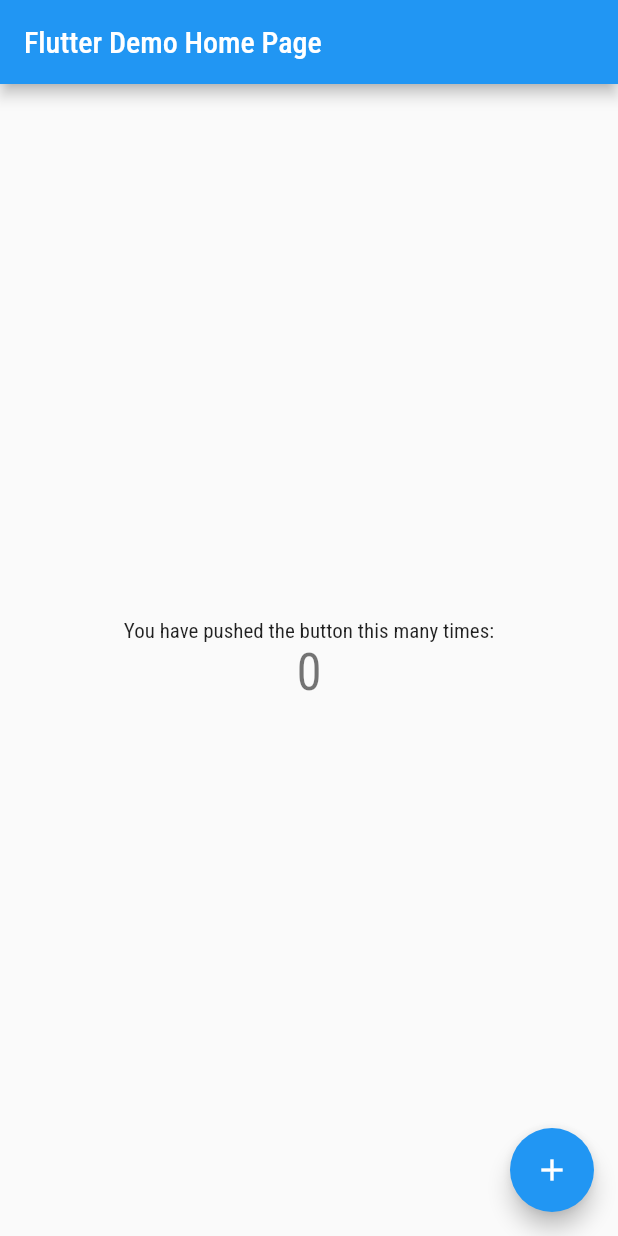
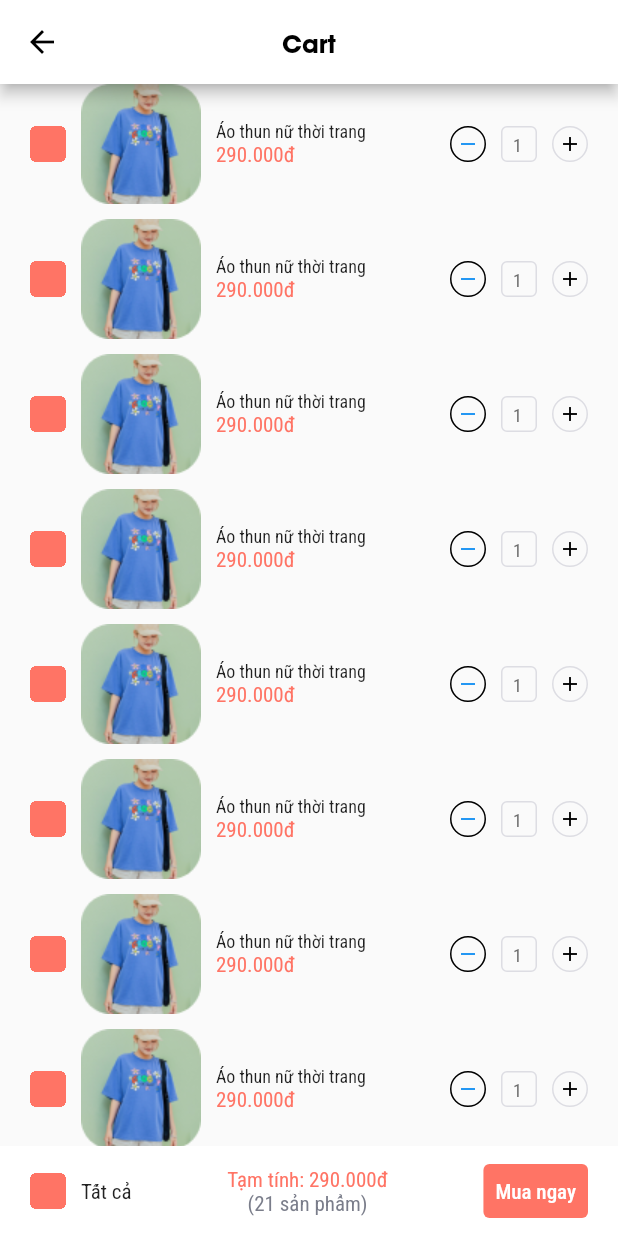
Before and after one commit to thoangson95/flutter_first, a Flutter app: the screen it shows after launch, on a phone screen of 412 x 824 dp. Run offline on Flutter 3.47's test engine with Material 2 defaults, Android fonts, the phone set to English and light mode, and no system bars; our stand-ins replace google_fonts.

Commit message:
Upload file

```diff
--- /dev/null
+++ b/lib/cart.dart
@@ -0,0 +1,291 @@
+import 'package:flutter/material.dart';
+
+class Cart extends StatefulWidget {
+  const Cart({super.key});
+
+  @override
+  State<Cart> createState() => _Cart();
+}
+
+class _Cart extends State<Cart> {
+  bool isChecked = false;
+  late TextEditingController _number = TextEditingController();
+  @override
+  void initState() {
+    super.initState();
+    _number = TextEditingController();
+    _number.text = '1';
+  }
+
+  @override
+  void dispose() {
+    _number.dispose();
+    super.dispose();
+  }
+
+  @override
+  Widget build(BuildContext context) {
+    Color mainColor = const Color(0xFFFF7465);
+    Color fade = Color(0xFFDDDDE3);
+    List items = [
+      {"name": "Áo thun nữ thời trang","pic":"asset/images/Product.png","price":"290.000đ", "amount": 1},
+      {"name": "Áo thun nữ thời trang","pic":"asset/images/Product.png","price":"290.000đ", "amount": 1},
+      {"name": "Áo thun nữ thời trang","pic":"asset/images/Product.png","price":"290.000đ", "amount": 1},
+      {"name": "Áo thun nữ thời trang","pic":"asset/images/Product.png","price":"290.000đ", "amount": 1},
+      {"name": "Áo thun nữ thời trang","pic":"asset/images/Product.png","price":"290.000đ", "amount": 1},
+      {"name": "Áo thun nữ thời trang","pic":"asset/images/Product.png","price":"290.000đ", "amount": 1},
+      {"name": "Áo thun nữ thời trang","pic":"asset/images/Product.png","price":"290.000đ", "amount": 1},
+      {"name": "Áo thun nữ thời trang","pic":"asset/images/Product.png","price":"290.000đ", "amount": 1},
+      {"name": "Áo thun nữ thời trang","pic":"asset/images/Product.png","price":"290.000đ", "amount": 1},
+      {"name": "Áo thun nữ thời trang","pic":"asset/images/Product.png","price":"290.000đ", "amount": 1},
+      {"name": "Áo thun nữ thời trang","pic":"asset/images/Product.png","price":"290.000đ", "amount": 1},
+      {"name": "Áo thun nữ thời trang","pic":"asset/images/Product.png","price":"290.000đ", "amount": 1},
+      {"name": "Áo thun nữ thời trang","pic":"asset/images/Product.png","price":"290.000đ", "amount": 1},
+      {"name": "Áo thun nữ thời trang","pic":"asset/images/Product.png","price":"290.000đ", "amount": 1},
+      {"name": "Áo thun nữ thời trang","pic":"asset/images/Product.png","price":"290.000đ", "amount": 1},
+      {"name": "Áo thun nữ thời trang","pic":"asset/images/Product.png","price":"290.000đ", "amount": 1},
+      {"name": "Áo thun nữ thời trang","pic":"asset/images/Product.png","price":"290.000đ", "amount": 1},
+      {"name": "Áo thun nữ thời trang","pic":"asset/images/Product.png","price":"290.000đ", "amount": 1},
+      {"name": "Áo thun nữ thời trang","pic":"asset/images/Product.png","price":"290.000đ", "amount": 1},
+      {"name": "Áo thun nữ thời trang","pic":"asset/images/Product.png","price":"290.000đ", "amount": 1},
+      {"name": "Áo thun nữ thời trang","pic":"asset/images/Product.png","price":"290.000đ", "amount": 1},
+    ];
+
+    return Scaffold(
+      appBar: AppBar(
+        leading: IconButton(
+          splashRadius: 0.1,
+          icon: Icon(Icons.arrow_back),
+          onPressed: () => {},
+          color: Colors.black,
+        ),
+        title: const Text(
+          'Cart',
+          style: TextStyle(
+              color: Colors.black,
+              fontFamily: 'UTM AVO',
+              fontSize: 16,
+              fontWeight: FontWeight.bold),
+        ),
+        centerTitle: true,
+        backgroundColor: Colors.white,
+      ),
+      body: Column(
+        crossAxisAlignment: CrossAxisAlignment.start,
+        children: [
+          Expanded(
+            child: SingleChildScrollView(
+              child: Column(
+                children: [
+                  for (var i in items)
+                    Padding(
+                      padding: const EdgeInsets.only(
+                          bottom: 10, left: 20, right: 20),
+                      child: Row(
+                        children: [
+                          Container(
+                            clipBehavior: Clip.hardEdge,
+                            margin: const EdgeInsets.only(right: 10),
+                            width: 24,
+                            height: 24,
+                            decoration: BoxDecoration(
+                                color: const Color(0xffEAEAEA),
+                                borderRadius: BorderRadius.circular(4)),
+                            child: Transform.scale(
+                              scale: 1.4,
+                              child: Checkbox(
+                                onChanged: (value) {
+                                  isChecked = !isChecked;
+                                  setState(() {});
+                                },
+                                value: isChecked,
+                                fillColor:
+                                    MaterialStateProperty.resolveWith((states) {
+                                  return mainColor;
+                                }),
+                                overlayColor:
+                                    MaterialStateProperty.resolveWith((states) {
+                                  return Colors.transparent;
+                                }),
+                                side: MaterialStateBorderSide.resolveWith(
+                                    (states) {
+                                  return BorderSide.none;
+                                }),
+                              ),
+                            ),
+                          ),
+                          Expanded(
+                              child: Row(
+                            children: [
+                              Image(
+                                image: AssetImage(i['pic']),
+                                width: 80,
+                                height: 80,
+                              ),
+                              const Padding(padding: EdgeInsets.only(left: 10)),
+                              Column(
+                                crossAxisAlignment: CrossAxisAlignment.start,
+                                children: [
+                                  Text(i['name'],
+                                    style: TextStyle(fontSize: 12),
+                                  ),
+                                  Text(
+                                    i['price'],
+                                    style: TextStyle(
+                                      fontSize: 14,
+                                      color: mainColor,
+                                    ),
+                                  ),
+                                ],
+                              )
+                            ],
+                          )),
+                          Row(
+                            children: [
+                              Container(
+                                width: 24,
+                                height: 24,
+                                child: TextButton(
+                                    style: ButtonStyle(
+                                      side: MaterialStateBorderSide.resolveWith((states){
+                                        if(states.contains(MaterialState.hovered)){
+                                          return BorderSide(width: 1,color: mainColor);
+                                        }
+                                        return BorderSide(width: 1);
+                                      }),
+                                      shape: MaterialStateProperty.resolveWith((states){
+                                        return RoundedRectangleBorder(
+                                          borderRadius: BorderRadius.circular(150)
+                                        );
+                                      }),
+                                      padding: MaterialStateProperty.resolveWith((states){
+                                        return EdgeInsets.all(0);
+                                      })
+                                    ),
+                                    // style: TextButton.styleFrom(
+                                    //     side: BorderSide(width: 1, color: fade),
+                                    //     padding: EdgeInsets.zero,
+                                    //     shape: RoundedRectangleBorder(
+                                    //       borderRadius:
+                                    //           BorderRadius.circular(150),
+                                    //     ),
+                                    // ),
+                                    child: Icon(Icons.remove, size: 16),
+                                    onPressed: () {},),
+                              ),
+                              const Padding(padding: EdgeInsets.only(left: 10)),
+                              Container(
+                                width: 24,
+                                height: 24,
+                                decoration: BoxDecoration(
+                                    borderRadius: BorderRadius.circular(4),
+                                    border: Border.all(width: 1, color: fade)),
+                                child: TextField(
+                                  scrollPadding: const EdgeInsets.all(0),
+                                  style: const TextStyle(
+                                      fontSize: 12, color: Color(0xFF6C6C6C)),
+                                  maxLength: 2,
+                                  textAlign: TextAlign.center,
+                                  cursorColor: Colors.black,
+                                  cursorWidth: 1,
+                                  controller: _number,
+                                  decoration: const InputDecoration(
+                                    counterText: "",
+                                    border: InputBorder.none,
+                                  ),
+                                ),
+                              ),
+                              const Padding(padding: EdgeInsets.only(left: 10)),
+                              Container(
+                                width: 24,
+                                height: 24,
+                                child: TextButton(
+                                    style: TextButton.styleFrom(
+                                        side: BorderSide(width: 1, color: fade),
+                                        padding: EdgeInsets.zero,
+                                        shape: RoundedRectangleBorder(
+                                            borderRadius:
+                                                BorderRadius.circular(150)),
+                                        iconColor: Colors.black),
+                                    child: Icon(Icons.add, size: 16),
+                                    onPressed: () {}),
+                              ),
+                            ],
+                          ),
+                        ],
+                      ),
+                    )
+                ],
+              ),
+            ),
+          ),
+          Container(
+            padding: const EdgeInsets.only(left: 20, right: 20),
+            height: 60,
+            color: Colors.white,
+            child: Row(
+              children: [
+                Row(children: [
+                  Container(
+                    margin: const EdgeInsets.only(right: 10),
+                    clipBehavior: Clip.hardEdge,
+                    width: 24,
+                    height: 24,
+                    decoration: BoxDecoration(
+                        color: const Color(0xffEAEAEA),
+                        borderRadius: BorderRadius.circular(4)),
+                    child: Transform.scale(
+                      scale: 1.4,
+                      child: Checkbox(
+                        onChanged: (value) {
+                          isChecked = !isChecked;
+                          setState(() {});
+                        },
+                        value: isChecked,
+                        fillColor: MaterialStateProperty.resolveWith((states) {
+                          return mainColor;
+                        }),
+                        overlayColor:
+                            MaterialStateProperty.resolveWith((states) {
+                          return Colors.transparent;
+                        }),
+                        side: MaterialStateBorderSide.resolveWith((states) {
+                          return BorderSide.none;
+                        }),
+                      ),
+                    ),
+                  ),
+                  const Text('Tất cả')
+                ]),
+                Expanded(
+                    child: Column(
+                  mainAxisAlignment: MainAxisAlignment.center,
+                  children: [
+                    Text(
+                      'Tạm tính: 290.000đ',
+                      style: TextStyle(color: mainColor),
+                    ),
+                    Text(
+                      '(${items.length} sản phẩm)',
+                      style: TextStyle(color: Color.fromRGBO(122, 125, 138, 1)),
+                    )
+                  ],
+                )),
+                TextButton(
+                  onPressed: () => {},
+                  style: TextButton.styleFrom(
+                    backgroundColor: mainColor,
+                  ),
+                  child: const Text(
+                    'Mua ngay',
+                    style: TextStyle(color: Colors.white),
+                  ),
+                )
+              ],
+            ),
+          ),
+        ],
+      ),
+    );
+  }
+}
--- a/lib/main.dart
+++ b/lib/main.dart
@@ -1,5 +1,8 @@
 import 'package:flutter/material.dart';
 import 'package:google_fonts/google_fonts.dart';
+import 'package:thoitrang/cart.dart';
+import 'package:thoitrang/purchase.dart';
+import 'package:thoitrang/successpurchase.dart';
 
 void main() {
   runApp(const MyApp());
@@ -7,8 +10,6 @@ void main() {
 
 class MyApp extends StatelessWidget {
   const MyApp({super.key});
-
-  // This widget is the root of your application.
   @override
   Widget build(BuildContext context) {
     return MaterialApp(
@@ -16,94 +17,15 @@ class MyApp extends StatelessWidget {
       debugShowCheckedModeBanner: false,
       theme: ThemeData(
         // useMaterial3: true,
-        textTheme: GoogleFonts.robotoCondensedTextTheme(Theme.of(context).textTheme),
+        textTheme:
+            GoogleFonts.robotoCondensedTextTheme(Theme.of(context).textTheme),
       ),
-      home: const MyHomePage(title: 'Flutter Demo Home Page'),
+      initialRoute: '/',
+      routes: <String, WidgetBuilder>{
+        '/': (context) => Cart(),
+        '/hai': (context) => Purchase(),
+        '/ba': (context) => SuccessPurchase(),
+      },
     );
   }
 }
-
-class MyHomePage extends StatefulWidget {
-  const MyHomePage({super.key, required this.title});
-
-  // This widget is the home page of your application. It is stateful, meaning
-  // that it has a State object (defined below) that contains fields that affect
-  // how it looks.
-
-  // This class is the configuration for the state. It holds the values (in this
-  // case the title) provided by the parent (in this case the App widget) and
-  // used by the build method of the State. Fields in a Widget subclass are
-  // always marked "final".
-
-  final String title;
-
-  @override
-  State<MyHomePage> createState() => _MyHomePageState();
-}
-
-class _MyHomePageState extends State<MyHomePage> {
-  int _counter = 0;
-
-  void _incrementCounter() {
-    setState(() {
-      // This call to setState tells the Flutter framework that something has
-      // changed in this State, which causes it to rerun the build method below
-      // so that the display can reflect the updated values. If we changed
-      // _counter without calling setState(), then the build method would not be
-      // called again, and so nothing would appear to happen.
-      _counter++;
-    });
-  }
-
-  @override
-  Widget build(BuildContext context) {
-    // This method is rerun every time setState is called, for instance as done
-    // by the _incrementCounter method above.
-    //
-    // The Flutter framework has been optimized to make rerunning build methods
-    // fast, so that you can just rebuild anything that needs updating rather
-    // than having to individually change instances of widgets.
-    return Scaffold(
-      appBar: AppBar(
-        // Here we take the value from the MyHomePage object that was created by
-        // the App.build method, and use it to set our appbar title.
-        title: Text(widget.title),
-      ),
-      body: Center(
-        // Center is a layout widget. It takes a single child and positions it
-        // in the middle of the parent.
-        child: Column(
-          // Column is also a layout widget. It takes a list of children and
-          // arranges them vertically. By default, it sizes itself to fit its
-          // children horizontally, and tries to be as tall as its parent.
-          //
-          // Invoke "debug painting" (press "p" in the console, choose the
-          // "Toggle Debug Paint" action from the Flutter Inspector in Android
-          // Studio, or the "Toggle Debug Paint" command in Visual Studio Code)
-          // to see the wireframe for each widget.
-          //
-          // Column has various properties to control how it sizes itself and
-          // how it positions its children. Here we use mainAxisAlignment to
-          // center the children vertically; the main axis here is the vertical
-          // axis because Columns are vertical (the cross axis would be
-          // horizontal).
-          mainAxisAlignment: MainAxisAlignment.center,
-          children: <Widget>[
-            const Text(
-              'You have pushed the button this many times:',
-            ),
-            Text(
-              '$_counter',
-              style: Theme.of(context).textTheme.headlineMedium,
-            ),
-          ],
-        ),
-      ),
-      floatingActionButton: FloatingActionButton(
-        onPressed: _incrementCounter,
-        tooltip: 'Increment',
-        child: const Icon(Icons.add),
-      ), // This trailing comma makes auto-formatting nicer for build methods.
-    );
-  }
-}
--- /dev/null
+++ b/lib/main2.dart
@@ -0,0 +1,109 @@
+import 'package:flutter/material.dart';
+import 'package:google_fonts/google_fonts.dart';
+
+void main() {
+  runApp(const MyApp());
+}
+
+class MyApp extends StatelessWidget {
+  const MyApp({super.key});
+
+  // This widget is the root of your application.
+  @override
+  Widget build(BuildContext context) {
+    return MaterialApp(
+      title: 'Flutter Demo',
+      debugShowCheckedModeBanner: false,
+      theme: ThemeData(
+        // useMaterial3: true,
+        textTheme: GoogleFonts.robotoCondensedTextTheme(Theme.of(context).textTheme),
+      ),
+      home: const MyHomePage(title: 'Flutter Demo Home Page'),
+    );
+  }
+}
+
+class MyHomePage extends StatefulWidget {
+  const MyHomePage({super.key, required this.title});
+
+  // This widget is the home page of your application. It is stateful, meaning
+  // that it has a State object (defined below) that contains fields that affect
+  // how it looks.
+
+  // This class is the configuration for the state. It holds the values (in this
+  // case the title) provided by the parent (in this case the App widget) and
+  // used by the build method of the State. Fields in a Widget subclass are
+  // always marked "final".
+
+  final String title;
+
+  @override
+  State<MyHomePage> createState() => _MyHomePageState();
+}
+
+class _MyHomePageState extends State<MyHomePage> {
+  int _counter = 0;
+
+  void _incrementCounter() {
+    setState(() {
+      // This call to setState tells the Flutter framework that something has
+      // changed in this State, which causes it to rerun the build method below
+      // so that the display can reflect the updated values. If we changed
+      // _counter without calling setState(), then the build method would not be
+      // called again, and so nothing would appear to happen.
+      _counter++;
+    });
+  }
+
+  @override
+  Widget build(BuildContext context) {
+    // This method is rerun every time setState is called, for instance as done
+    // by the _incrementCounter method above.
+    //
+    // The Flutter framework has been optimized to make rerunning build methods
+    // fast, so that you can just rebuild anything that needs updating rather
+    // than having to individually change instances of widgets.
+    return Scaffold(
+      appBar: AppBar(
+        // Here we take the value from the MyHomePage object that was created by
+        // the App.build method, and use it to set our appbar title.
+        title: Text(widget.title),
+      ),
+      body: Center(
+        // Center is a layout widget. It takes a single child and positions it
+        // in the middle of the parent.
+        child: Column(
+          // Column is also a layout widget. It takes a list of children and
+          // arranges them vertically. By default, it sizes itself to fit its
+          // children horizontally, and tries to be as tall as its parent.
+          //
+          // Invoke "debug painting" (press "p" in the console, choose the
+          // "Toggle Debug Paint" action from the Flutter Inspector in Android
+          // Studio, or the "Toggle Debug Paint" command in Visual Studio Code)
+          // to see the wireframe for each widget.
+          //
+          // Column has various properties to control how it sizes itself and
+          // how it positions its children. Here we use mainAxisAlignment to
+          // center the children vertically; the main axis here is the vertical
+          // axis because Columns are vertical (the cross axis would be
+          // horizontal).
+          mainAxisAlignment: MainAxisAlignment.center,
+          children: <Widget>[
+            const Text(
+              'You have pushed the button this many times:',
+            ),
+            Text(
+              '$_counter',
+              style: Theme.of(context).textTheme.headlineMedium,
+            ),
+          ],
+        ),
+      ),
+      floatingActionButton: FloatingActionButton(
+        onPressed: _incrementCounter,
+        tooltip: 'Increment',
+        child: const Icon(Icons.add),
+      ), // This trailing comma makes auto-formatting nicer for build methods.
+    );
+  }
+}
--- /dev/null
+++ b/lib/purchase.dart
@@ -0,0 +1,20 @@
+import 'package:flutter/material.dart';
+
+class Purchase extends StatefulWidget{
+  const Purchase({super.key});
+
+  @override
+  State<Purchase> createState() => _Purchase();
+}
+
+class _Purchase extends State<Purchase>{
+
+  @override
+
+  Widget build(BuildContext context){
+    return Scaffold(
+      appBar: AppBar(title: Text('test'),),
+    );
+  }
+
+}
--- /dev/null
+++ b/lib/successpurchase.dart
@@ -0,0 +1,20 @@
+import 'package:flutter/material.dart';
+
+class SuccessPurchase extends StatefulWidget{
+  const SuccessPurchase({super.key});
+
+  @override
+  State<SuccessPurchase> createState() => _SuccessPurchase();
+}
+
+class _SuccessPurchase extends State<SuccessPurchase>{
+
+  @override
+
+  Widget build(BuildContext context){
+    return Scaffold(
+      appBar: AppBar(title: Text('test'),),
+    );
+  }
+
+}
```
Also changed, not shown: pubspec.yaml (+14 -8 lines), asset/fonts/UTM Avo.ttf (added), asset/fonts/UTM AvoBold.ttf (added), asset/fonts/UTM AvoBold_Italic.ttf (added), asset/fonts/UTM AvoItalic.ttf (added), asset/images/Product.png (added), pubspec.lock, 2 other files.
